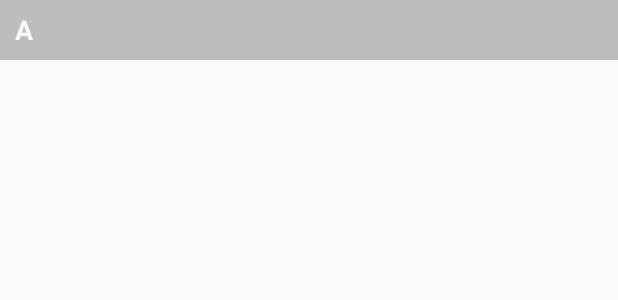
After one commit to tSquaredd/ASCE-Android, an Android app: the layout head_layout.xml on its own in the app's theme, with its tools: preview values and no code run, on a phone screen of 412 x 824 dp. The commit adds this screen. Shown: the top 300 px of the screen. Run offline under Robolectric (Android 15) with nearby library versions, the phone set to English and light mode, and no system bars.

Commit message:
some polish for speaker

```diff
--- a/app/build.gradle
+++ b/app/build.gradle
@@ -16,10 +16,14 @@ android {
             proguardFiles getDefaultProguardFile('proguard-android.txt'), 'proguard-rules.pro'
         }
     }
+    compileOptions {
+        sourceCompatibility JavaVersion.VERSION_1_8
+        targetCompatibility JavaVersion.VERSION_1_8
+    }
 }
 
 dependencies {
-    implementation fileTree(dir: 'libs', include: ['*.jar'])
+    implementation fileTree(include: ['*.jar'], dir: 'libs')
     implementation 'com.android.support:appcompat-v7:26.1.0'
     implementation 'com.android.support:support-v4:26.1.0'
     implementation 'com.android.support:design:26.1.0'
--- a/app/src/main/res/layout/fragment_speakers.xml
+++ b/app/src/main/res/layout/fragment_speakers.xml
@@ -8,6 +8,9 @@
     <android.support.v7.widget.RecyclerView
         android:id="@+id/recyclerView_speaker"
         android:layout_width="match_parent"
+        android:scrollbars="vertical"
+        android:scrollbarThumbVertical="@android:color/darker_gray"
+        android:scrollbarSize="5dp"
         android:layout_height="wrap_content"/>
 
 </FrameLayout>
--- /dev/null
+++ b/app/src/main/res/layout/head_layout.xml
@@ -0,0 +1,18 @@
+<?xml version="1.0" encoding="utf-8"?>
+<RelativeLayout xmlns:android="http://schemas.android.com/apk/res/android"
+    android:layout_width="match_parent"
+    android:layout_height="40dp"
+    android:background="#BDBDBD">
+
+    <TextView
+        android:id="@+id/letter"
+        android:layout_width="wrap_content"
+        android:layout_height="wrap_content"
+        android:layout_centerVertical="true"
+        android:layout_marginLeft="10dp"
+        android:text="A"
+        android:textAppearance="?android:textAppearanceMedium"
+        android:textColor="#FAFAFA"
+        android:textStyle="bold" />
+
+</RelativeLayout>
```
Also changed, not shown: app/src/main/java/Adapters/SpeakerAdapter.java (+23 -7 lines), app/src/main/java/org/ascebuffalo/asce/SpeakersFragment.java (+7 -2 lines).
